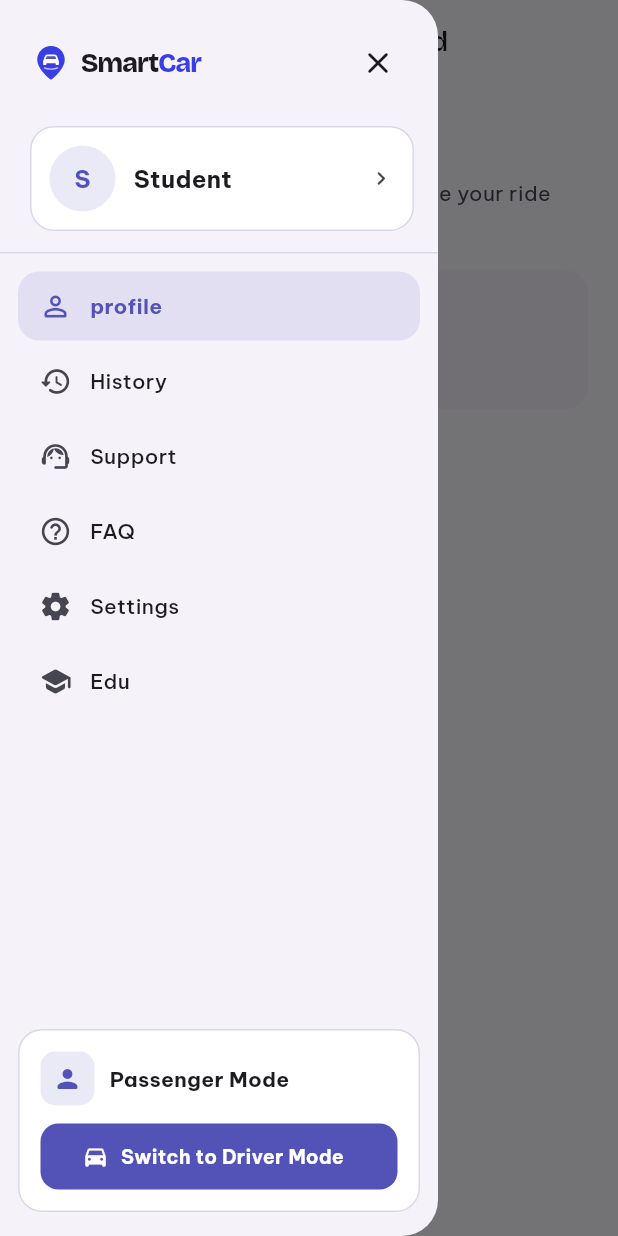
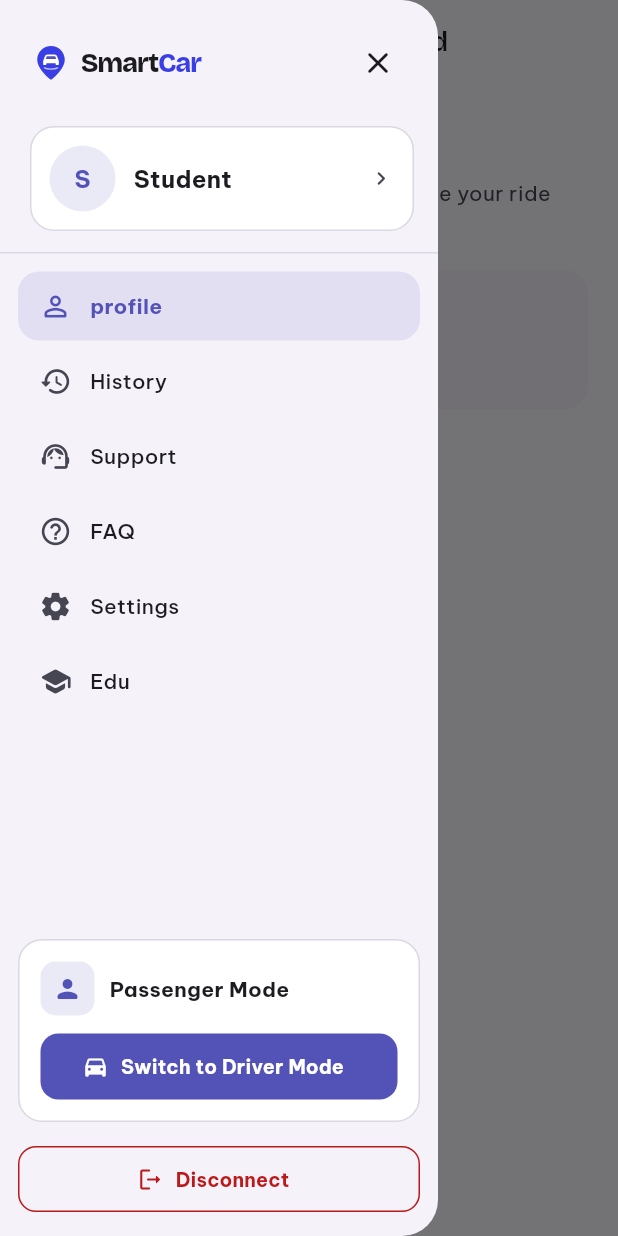
Before and after one commit to BigStaaaan/smartCar, a Flutter app: the HomePage screen opened directly, with the side drawer open, on a phone screen of 412 x 824 dp. Run offline on Flutter 3.47's test engine with Material 3 defaults, Android fonts, the phone set to English and light mode, and no system bars; our stand-ins replace dio, firebase_auth, firebase_core, flutter_riverpod, google_fonts, google_sign_in and 2 more; accounts and stored records are empty; network calls fail.

Commit message:
feat(home): add Disconnect button and confirmation dialog to SmartCarSidebar

```diff
--- a/frontend/lib/features/home/presentation/widgets/smartcar_sidebar.dart
+++ b/frontend/lib/features/home/presentation/widgets/smartcar_sidebar.dart
@@ -4,6 +4,7 @@ import 'package:flutter_riverpod/flutter_riverpod.dart';
 import '../../../../app/theme/app_colors.dart';
 import '../../../../app/theme/app_typography.dart';
 import '../../../../shared/widgets/smartcar_logo.dart';
+import '../../../authentication/presentation/pages/login_page.dart';
 import '../../../authentication/presentation/providers/auth_provider.dart';
 import '../../../profile/presentation/pages/edit_profile_page.dart';
 import '../../../trips/presentation/pages/my_trips_page.dart';
@@ -39,6 +40,40 @@ class SmartCarSidebar extends ConsumerWidget {
         content: Text('$title is coming soon.'),
         behavior: SnackBarBehavior.floating,
       ),
+    );
+  }
+
+  Future<void> _confirmDisconnect(BuildContext context, WidgetRef ref) async {
+    final shouldDisconnect = await showDialog<bool>(
+      context: context,
+      builder: (dialogContext) => AlertDialog(
+        title: const Text('Disconnect'),
+        content: const Text(
+          'Are you sure you want to disconnect from your SmartCar account?',
+        ),
+        actions: [
+          TextButton(
+            onPressed: () => Navigator.of(dialogContext).pop(false),
+            child: const Text('Stay Connected'),
+          ),
+          FilledButton(
+            onPressed: () => Navigator.of(dialogContext).pop(true),
+            style: FilledButton.styleFrom(
+              backgroundColor: AppColors.error,
+              foregroundColor: Colors.white,
+            ),
+            child: const Text('Disconnect'),
+          ),
+        ],
+      ),
+    );
+
+    if (shouldDisconnect != true || !context.mounted) return;
+    await ref.read(authProvider.notifier).signOut();
+    if (!context.mounted) return;
+    Navigator.of(context).pushAndRemoveUntil(
+      MaterialPageRoute<void>(builder: (_) => const LoginPage()),
+      (_) => false,
     );
   }
 
@@ -313,6 +348,35 @@ class SmartCarSidebar extends ConsumerWidget {
               ),
             ),
           ),
+
+          // Disconnect button under Passenger / Driver Mode
+          Padding(
+            padding: const EdgeInsets.fromLTRB(12, 0, 12, 16),
+            child: SizedBox(
+              width: double.infinity,
+              height: 44,
+              child: OutlinedButton.icon(
+                onPressed: authState.isLoading
+                    ? null
+                    : () => _confirmDisconnect(context, ref),
+                style: OutlinedButton.styleFrom(
+                  foregroundColor: AppColors.error,
+                  side: const BorderSide(color: AppColors.error),
+                  shape: RoundedRectangleBorder(
+                    borderRadius: BorderRadius.circular(12),
+                  ),
+                ),
+                icon: const Icon(Icons.logout_rounded, size: 18),
+                label: Text(
+                  'Disconnect',
+                  style: AppTypography.bodySm.copyWith(
+                    color: AppColors.error,
+                    fontWeight: FontWeight.w700,
+                  ),
+                ),
+              ),
+            ),
+          ),
         ],
       ),
     );
```
